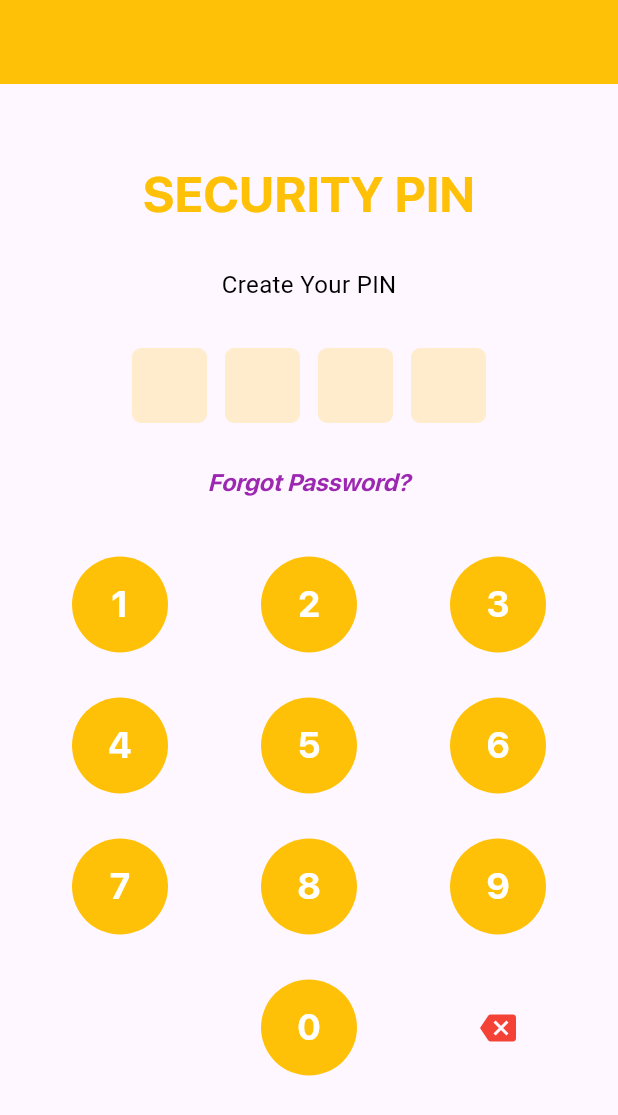
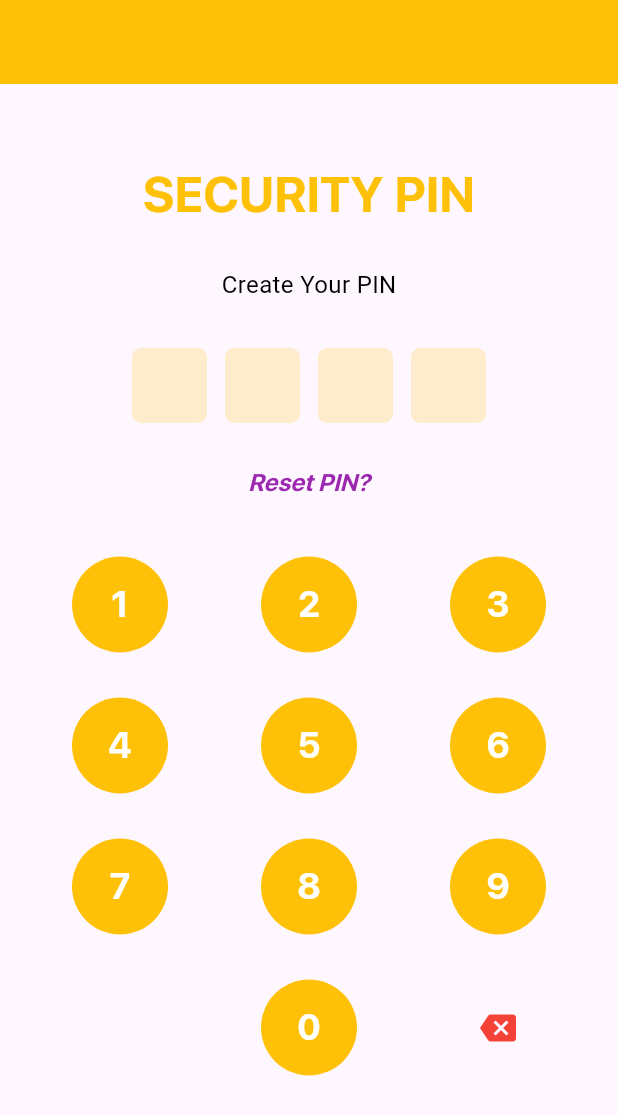
Before and after one commit to jonathandemario/note_taking_app, a Flutter app: the screen it shows after launch, on a phone screen of 412 x 824 dp. Shown: the top 1115 px of the screen. Run offline on Flutter 3.47's test engine with Material 3 defaults, Android fonts, the phone set to English and light mode, and no system bars; our stand-ins replace flutter_colorpicker, hive, hive_flutter, quickalert; accounts and stored records are empty; Roboto replaces fonts that are missing (SFReguler).

Commit message:
Update pin_page.dart

```diff
--- a/lib/pages/pin_page.dart
+++ b/lib/pages/pin_page.dart
@@ -82,13 +82,11 @@ class _PinPageState extends State<PinPage> {
                   type: QuickAlertType.success,
                   showConfirmBtn: false,
                   title: 'Logged In',
-            autoCloseDuration: Duration(seconds: 1)
-          ).then((_) {
+                  autoCloseDuration: Duration(seconds: 1))
+              .then((_) {
             Navigator.pushAndRemoveUntil(
               context,
-              MaterialPageRoute(
-                builder: (context) => HomePage()
-              ),
+              MaterialPageRoute(builder: (context) => HomePage()),
               (route) => false,
             );
           });
@@ -107,8 +105,10 @@ class _PinPageState extends State<PinPage> {
   Future createPin() async {
     setState(() {
       isCorrect = true;
-      if (newPass == '') msgText = 'Create Your PIN';
-      else msgText = 'Re-Enter Your PIN';
+      if (newPass == '')
+        msgText = 'Create Your PIN';
+      else
+        msgText = 'Re-Enter Your PIN';
     });
     if (enteredPass.length == 4 && newPass == '') {
       print('Go to Confirm');
@@ -127,8 +127,8 @@ class _PinPageState extends State<PinPage> {
                 showConfirmBtn: false,
                 title: 'PIN Created',
                 text: 'Input your PIN to log in.',
-          autoCloseDuration: Duration(seconds: 1)
-        ).then((_) {
+                autoCloseDuration: Duration(seconds: 1))
+            .then((_) {
           setState(() {
             enteredPass = '';
             newPass = '';
@@ -166,8 +166,7 @@ class _PinPageState extends State<PinPage> {
           type: QuickAlertType.success,
           showConfirmBtn: false,
           text: 'Reset PIN Successfully!',
-        autoCloseDuration: Duration(seconds: 1)
-      );
+          autoCloseDuration: Duration(seconds: 1));
     }
   }
 
@@ -201,7 +200,8 @@ class _PinPageState extends State<PinPage> {
             ),
             SizedBox(height: 25),
             Center(
-              child: Text(msgText,
+              child: Text(
+                msgText,
                 style: TextStyle(
                     fontSize: 16,
                     color: isCorrect ? Colors.black : Colors.red,
@@ -244,6 +244,7 @@ class _PinPageState extends State<PinPage> {
             SizedBox(height: 10),
             TextButton(
               onPressed: () {
+                if (isNew == false || (isNew == true && newPass != '')) {
                   QuickAlert.show(
                     context: context,
                     type: QuickAlertType.confirm,
@@ -257,9 +258,22 @@ class _PinPageState extends State<PinPage> {
                       resetPin();
                     },
                   );
+                } else if (isNew == true && newPass == '') {
+                  QuickAlert.show(
+                    context: context,
+                    type: QuickAlertType.warning,
+                    title: 'PIN Reset',
+                    text: 'There is no PIN applied before',
+                    animType: QuickAlertAnimType.scale,
+                    showCancelBtn: false,
+                    showConfirmBtn: false,
+                    autoCloseDuration: Duration(seconds: 1)
+                  );
+                }
+
               },
-              child: const Text(
-                'Forgot Password?',
+              child: Text(
+                isNew == false ? 'Forgot PIN?' : 'Reset PIN?',
                 style: TextStyle(
                     fontFamily: 'SFBold',
                     fontSize: 16,
@@ -270,12 +284,18 @@ class _PinPageState extends State<PinPage> {
             SizedBox(height: 10),
             Center(
               child: Padding(
-    padding: EdgeInsets.symmetric(horizontal: MediaQuery.of(context).size.width >= 650 ? MediaQuery.of(context).size.width >= 1100 ? MediaQuery.of(context).size.width/3 : MediaQuery.of(context).size.width/4 : 0),
+                padding: EdgeInsets.symmetric(
+                    horizontal: MediaQuery.of(context).size.width >= 650
+                        ? MediaQuery.of(context).size.width >= 1100
+                            ? MediaQuery.of(context).size.width / 3
+                            : MediaQuery.of(context).size.width / 4
+                        : 0),
                 child: Column(
                   children: [
                     for (var i = 0; i < 3; i++)
                       Padding(
-            padding: const EdgeInsets.symmetric(horizontal: 24, vertical: 5),
+                        padding: const EdgeInsets.symmetric(
+                            horizontal: 24, vertical: 5),
                         child: Row(
                           mainAxisAlignment: MainAxisAlignment.spaceBetween,
                           children: List.generate(
@@ -286,14 +306,17 @@ class _PinPageState extends State<PinPage> {
                                 color: Colors.amber,
                               ),
                               padding: const EdgeInsets.only(
-                      bottom: 18), // Adjust padding for the circle size
-                  child: Center(child: numButton(1 + 3 * i + index)),
+                                  bottom:
+                                      18), // Adjust padding for the circle size
+                              child:
+                                  Center(child: numButton(1 + 3 * i + index)),
                             ),
                           ).toList(),
                         ),
                       ),
                     Padding(
-          padding: const EdgeInsets.symmetric(horizontal: 24, vertical: 5),
+                      padding: const EdgeInsets.symmetric(
+                          horizontal: 24, vertical: 5),
                       child: Row(
                         mainAxisAlignment: MainAxisAlignment.spaceBetween,
                         children: [
@@ -333,23 +356,6 @@ class _PinPageState extends State<PinPage> {
             SizedBox(
               height: 20,
             ),
-            // TextButton(
-            //   onPressed: () {
-            //     setState(() {
-            //       enteredPass = '';
-            //     });
-            //   },
-            //   style: ButtonStyle(
-            //     backgroundColor: WidgetStateProperty.all<Color>(Colors.amber),
-            //   ),
-            //   child: const Text(
-            //     'Reset',
-            //     style: TextStyle(
-            //       fontSize: 20,
-            //       color: Colors.black,
-            //     ),
-            //   ),
-            // ),
           ],
         ),
       ),
```
Lines whose indentation alone changed are shown as unchanged.
